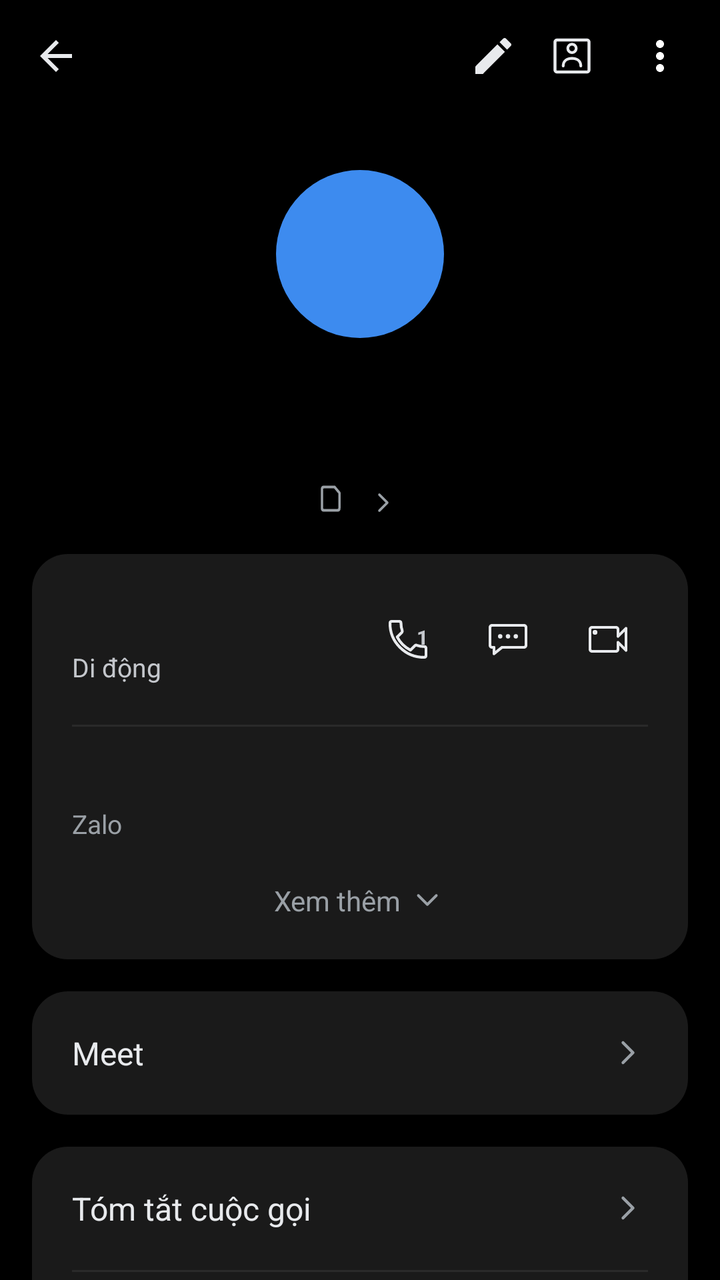
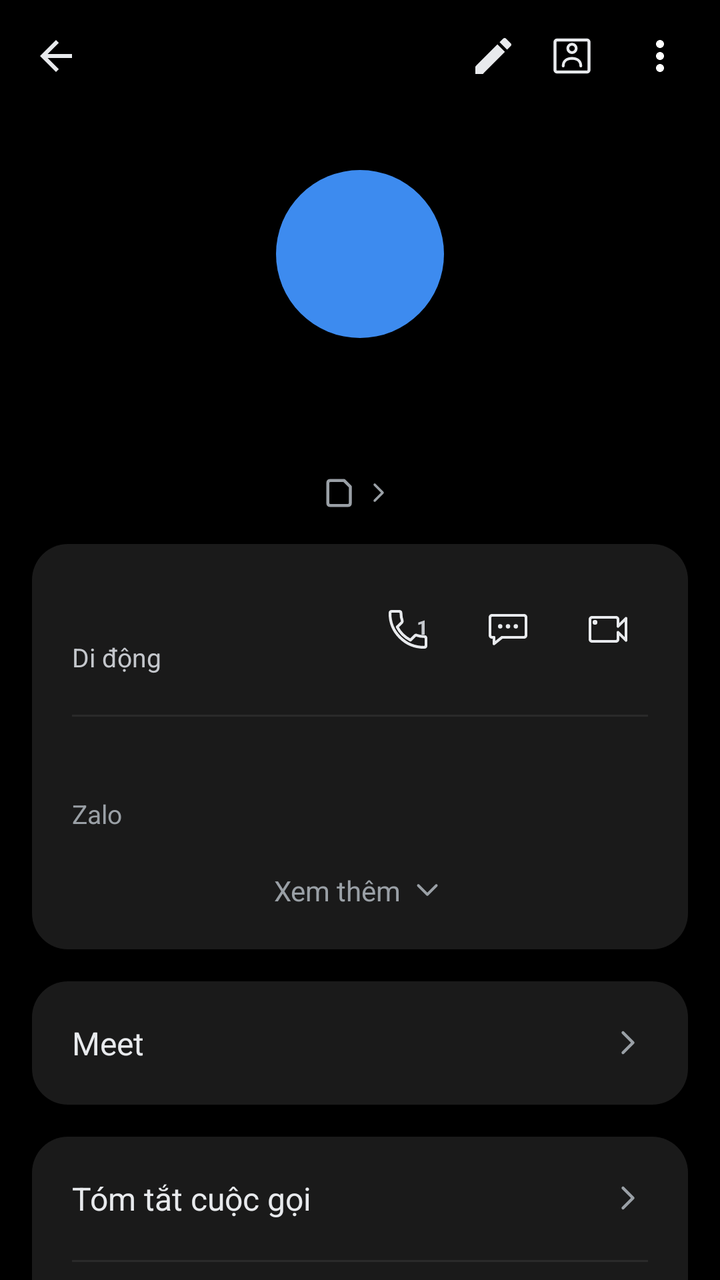

An Android layout rendered at two revisions. The XML below is the earlier revision; the diff shows what the commit changed to produce the second picture.
<!-- AndroidManifest.xml: application theme Theme.SimpleCall -->
<!-- res/layout/fragment_call_history.xml -->
<?xml version="1.0" encoding="utf-8"?>
<LinearLayout xmlns:android="http://schemas.android.com/apk/res/android"
    xmlns:app="http://schemas.android.com/apk/res-auto"
    android:layout_width="match_parent"
    android:layout_height="match_parent"
    android:orientation="vertical"
    android:background="@color/bg">

    
    <LinearLayout
        android:layout_width="match_parent" android:layout_height="56dp"
        android:orientation="horizontal" android:gravity="center_vertical"
        android:paddingStart="4dp" android:paddingEnd="8dp">

        <ImageButton android:id="@+id/btnBack"
            android:layout_width="48dp" android:layout_height="48dp"
            android:background="@android:color/transparent"
            android:src="@drawable/ic_arrow_back"
            android:contentDescription="Quay lại" />

        <Space android:layout_width="0dp" android:layout_height="1dp" android:layout_weight="1" />

        <ImageButton android:id="@+id/btnEdit"
            android:layout_width="35dp" android:layout_height="35dp"
            android:background="@android:color/transparent"
            android:src="@drawable/ic_edit"
            android:contentDescription="Sửa" />

        <ImageButton android:id="@+id/btnContactCard"
            android:layout_width="44dp" android:layout_height="44dp"
            android:background="@android:color/transparent"
            android:src="@drawable/ic_contact_card"
            android:contentDescription="Thẻ liên hệ" />

        <ImageButton android:id="@+id/btnMore"
            android:layout_width="44dp" android:layout_height="44dp"
            android:background="@android:color/transparent"
            android:src="@drawable/ic_more_vert"
            android:contentDescription="Thêm" />
    </LinearLayout>

    <ScrollView
        android:layout_width="match_parent" android:layout_height="0dp"
        android:layout_weight="1"
        android:clipToPadding="false"
        android:paddingBottom="24dp">

        <LinearLayout
            android:layout_width="match_parent" android:layout_height="wrap_content"
            android:orientation="vertical">

            
            <FrameLayout
                android:layout_width="84dp" android:layout_height="84dp"
                android:layout_gravity="center_horizontal"
                android:layout_marginTop="29dp">

                <TextView android:id="@+id/tvAvatar"
                    android:layout_width="84dp" android:layout_height="84dp"
                    android:layout_gravity="center"
                    android:background="@drawable/bg_avatar_circle"
                    android:gravity="center"
                    android:textSize="58sp" android:textColor="@color/white"
                    android:fontFamily="sans-serif-medium" />

                <ImageView android:id="@+id/ivDefaultAvatar"
                    android:layout_width="84dp" android:layout_height="84dp"
                    android:layout_gravity="center"
                    android:background="@drawable/bg_avatar_default"
                    android:src="@drawable/ic_person"
                    android:scaleType="fitCenter"
                    android:padding="4dp"
                    app:tint="@color/white"
                    android:visibility="gone"
                    android:contentDescription="@string/contact_photo" />
            </FrameLayout>

            
            <TextView android:id="@+id/tvTitle"
                android:layout_width="wrap_content" android:layout_height="wrap_content"
                android:layout_gravity="center_horizontal"
                android:layout_marginTop="8dp"
                android:layout_marginStart="32dp" android:layout_marginEnd="32dp"
                android:gravity="center"
                android:textSize="39sp"
                android:textColor="@color/text_primary"
                android:fontFamily="sans-serif" />

            
            <LinearLayout android:id="@+id/rowSimDefault"
                android:layout_width="wrap_content" android:layout_height="wrap_content"
                android:layout_gravity="center_horizontal"
                android:layout_marginTop="13dp"
                android:orientation="horizontal" android:gravity="center_vertical"
                android:clickable="true" android:focusable="true">

                <FrameLayout
                    android:layout_width="20dp" android:layout_height="18dp">

                    <TextView android:id="@+id/tvSimBadge"
                        android:layout_width="11.76dp" android:layout_height="14dp"
                        android:gravity="center"
                        android:background="@drawable/bg_sim_badge_light"
                        android:textSize="7sp" android:textColor="#9AA0A6" />
                </FrameLayout>

                <TextView android:id="@+id/tvSubtitle"
                    android:layout_width="wrap_content" android:layout_height="wrap_content"
                    android:layout_marginStart="1.5dp"
                    android:textSize="14sp" android:textColor="@color/text_secondary" />

                <ImageView
                    android:layout_width="16dp" android:layout_height="16dp"
                    android:layout_marginStart="2dp"
                    android:src="@drawable/ic_chevron_right" />
            </LinearLayout>

            
            <LinearLayout
                android:layout_width="match_parent" android:layout_height="wrap_content"
                android:layout_margin="16dp"
                android:orientation="vertical"
                android:background="@drawable/bg_card_rounded"
                android:padding="20dp">

                <LinearLayout
                    android:layout_width="match_parent" android:layout_height="wrap_content"
                    android:orientation="horizontal" android:gravity="center_vertical">

                    <LinearLayout
                        android:layout_width="0dp" android:layout_height="wrap_content"
                        android:layout_weight="1" android:orientation="vertical">

                        <TextView android:id="@+id/tvNumber"
                            android:layout_width="wrap_content" android:layout_height="wrap_content"
                            android:textSize="19sp" android:textColor="@color/text_primary" />

                        <TextView android:id="@+id/tvNumberType"
                            android:layout_width="wrap_content" android:layout_height="wrap_content"
                            android:layout_marginTop="2dp"
                            android:text="@string/number_type_mobile"
                            android:textSize="13sp" android:textColor="@color/text_medium" />
                    </LinearLayout>

                    
                    <FrameLayout
                        android:layout_width="40dp"
                        android:layout_height="40dp">
                        <ImageButton android:id="@+id/btnCallRow"
                            android:layout_width="match_parent"
                            android:layout_height="match_parent"
                            android:background="@android:color/transparent"
                            android:src="@drawable/ic_call_outline"
                            android:contentDescription="@string/call" />
                        
                        <TextView
                            android:id="@+id/tvCallSimNum"
                            android:layout_width="wrap_content"
                            android:layout_height="wrap_content"
                            android:layout_gravity="top|end"
                            android:layout_marginTop="12dp"
                            android:layout_marginEnd="10dp"
                            android:text="1"
                            android:textSize="10sp"
                            android:textStyle="bold"
                            android:textColor="@color/text_medium"
                            android:fontFamily="sans-serif-medium" />
                    </FrameLayout>

                    <ImageButton android:id="@+id/btnMessageRow"
                        android:layout_width="40dp" android:layout_height="40dp"
                        android:layout_marginStart="10dp"
                        android:background="@android:color/transparent"
                        android:src="@drawable/ic_message_outline"
                        android:contentDescription="Nhắn tin" />

                    <ImageButton android:id="@+id/btnVideoRow"
                        android:layout_width="40dp" android:layout_height="40dp"
                        android:layout_marginStart="10dp"
                        android:background="@android:color/transparent"
                        android:src="@drawable/ic_video_call_outline"
                        android:contentDescription="Video call" />
                </LinearLayout>

                <View android:id="@+id/divBeforeZalo"
                    android:layout_width="match_parent" android:layout_height="1dp"
                    android:layout_marginTop="20dp" android:layout_marginBottom="16dp"
                    android:background="@color/divider" />

                <LinearLayout android:id="@+id/rowZalo"
                    android:layout_width="match_parent" android:layout_height="wrap_content"
                    android:orientation="vertical"
                    android:clickable="true" android:focusable="true">

                    <TextView android:id="@+id/tvZalo"
                        android:layout_width="wrap_content" android:layout_height="wrap_content"
                        android:textSize="16sp" android:textColor="@color/text_primary" />

                    <TextView
                        android:layout_width="wrap_content" android:layout_height="wrap_content"
                        android:layout_marginTop="2dp"
                        android:text="Zalo"
                        android:textSize="13sp" android:textColor="@color/text_secondary" />
                </LinearLayout>

                <LinearLayout android:id="@+id/rowSeeMore"
                    android:layout_width="match_parent" android:layout_height="wrap_content"
                    android:layout_marginTop="20dp"
                    android:orientation="horizontal" android:gravity="center"
                    android:clickable="true" android:focusable="true">

                    <TextView
                        android:layout_width="wrap_content" android:layout_height="wrap_content"
                        android:text="Xem thêm"
                        android:textSize="14sp" android:textColor="@color/text_secondary" />

                    <ImageView
                        android:layout_width="18dp" android:layout_height="18dp"
                        android:layout_marginStart="4dp"
                        android:src="@drawable/ic_chevron_down" />
                </LinearLayout>
            </LinearLayout>

            
            <LinearLayout android:id="@+id/rowMeet"
                android:layout_width="match_parent" android:layout_height="wrap_content"
                android:layout_marginStart="16dp" android:layout_marginEnd="16dp"
                android:orientation="horizontal" android:gravity="center_vertical"
                android:background="@drawable/bg_card_rounded"
                android:padding="20dp"
                android:clickable="true" android:focusable="true">

                <TextView
                    android:layout_width="0dp" android:layout_height="wrap_content"
                    android:layout_weight="1"
                    android:text="Meet"
                    android:textSize="16sp" android:textColor="@color/text_primary" />

                <ImageView
                    android:layout_width="20dp" android:layout_height="20dp"
                    android:src="@drawable/ic_chevron_right" />
            </LinearLayout>

            
            <LinearLayout
                android:layout_width="match_parent" android:layout_height="wrap_content"
                android:layout_margin="16dp"
                android:orientation="vertical"
                android:background="@drawable/bg_card_rounded">

                <LinearLayout android:id="@+id/rowCallSummary"
                    android:layout_width="match_parent" android:layout_height="wrap_content"
                    android:orientation="horizontal" android:gravity="center_vertical"
                    android:padding="20dp"
                    android:clickable="true" android:focusable="true">

                    <TextView
                        android:layout_width="0dp" android:layout_height="wrap_content"
                        android:layout_weight="1"
                        android:text="Tóm tắt cuộc gọi"
                        android:textSize="16sp" android:textColor="@color/text_primary" />

                    <ImageView
                        android:layout_width="20dp" android:layout_height="20dp"
                        android:src="@drawable/ic_chevron_right" />
                </LinearLayout>

                <View
                    android:layout_width="match_parent" android:layout_height="1dp"
                    android:layout_marginStart="20dp" android:layout_marginEnd="20dp"
                    android:background="@color/divider" />

                <LinearLayout android:id="@+id/rowCallRecording"
                    android:layout_width="match_parent" android:layout_height="wrap_content"
                    android:orientation="horizontal" android:gravity="center_vertical"
                    android:padding="20dp"
                    android:clickable="true" android:focusable="true">

                    <TextView
                        android:layout_width="0dp" android:layout_height="wrap_content"
                        android:layout_weight="1"
                        android:text="Bản ghi âm cuộc gọi"
                        android:textSize="16sp" android:textColor="@color/text_primary" />

                    <ImageView
                        android:layout_width="20dp" android:layout_height="20dp"
                        android:src="@drawable/ic_chevron_right" />
                </LinearLayout>
            </LinearLayout>

            
            <LinearLayout android:id="@+id/cardAddContact"
                android:layout_width="match_parent" android:layout_height="wrap_content"
                android:layout_margin="16dp"
                android:orientation="vertical"
                android:background="@drawable/bg_card_rounded"
                android:visibility="gone">

                <LinearLayout android:id="@+id/rowCreateContact"
                    android:layout_width="match_parent" android:layout_height="wrap_content"
                    android:orientation="horizontal" android:gravity="center_vertical"
                    android:padding="20dp"
                    android:clickable="true" android:focusable="true">

                    <TextView
                        android:layout_width="0dp" android:layout_height="wrap_content"
                        android:layout_weight="1"
                        android:text="Tạo liên hệ mới"
                        android:textSize="16sp" android:textColor="@color/text_primary" />

                    <ImageView
                        android:layout_width="20dp" android:layout_height="20dp"
                        android:src="@drawable/ic_chevron_right" />
                </LinearLayout>

                <View
                    android:layout_width="match_parent" android:layout_height="1dp"
                    android:layout_marginStart="20dp" android:layout_marginEnd="20dp"
                    android:background="@color/divider" />

                <LinearLayout android:id="@+id/rowAddExisting"
                    android:layout_width="match_parent" android:layout_height="wrap_content"
                    android:orientation="horizontal" android:gravity="center_vertical"
                    android:padding="20dp"
                    android:clickable="true" android:focusable="true">

                    <TextView
                        android:layout_width="0dp" android:layout_height="wrap_content"
                        android:layout_weight="1"
                        android:text="Thêm vào liên lạc hiện có"
                        android:textSize="16sp" android:textColor="@color/text_primary" />

                    <ImageView
                        android:layout_width="20dp" android:layout_height="20dp"
                        android:src="@drawable/ic_chevron_right" />
                </LinearLayout>
            </LinearLayout>

            
            <LinearLayout
                android:layout_width="match_parent" android:layout_height="wrap_content"
                android:layout_marginStart="20dp" android:layout_marginEnd="12dp"
                android:layout_marginTop="8dp"
                android:orientation="horizontal" android:gravity="center_vertical">

                <TextView
                    android:layout_width="0dp" android:layout_height="wrap_content"
                    android:layout_weight="1"
                    android:text="Nhật ký cuộc gọi"
                    android:textSize="15sp" android:textColor="@color/text_secondary" />

                <TextView android:id="@+id/btnClearLog"
                    android:layout_width="wrap_content" android:layout_height="wrap_content"
                    android:text="Xóa"
                    android:textSize="15sp" android:textColor="@color/accent_blue"
                    android:padding="8dp"
                    android:clickable="true" android:focusable="true" />
            </LinearLayout>

            
            <LinearLayout android:id="@+id/llHistoryEntries"
                android:layout_width="match_parent" android:layout_height="wrap_content"
                android:layout_margin="16dp"
                android:orientation="vertical"
                android:background="@drawable/bg_card_rounded" />

        </LinearLayout>
    </ScrollView>
</LinearLayout>
<!-- resources referenced by this layout -->
<resources>
  <color name="accent_blue">#1A73E8</color>
  <color name="bg">#000000</color>
  <color name="divider">#2A2A2A</color>
  <color name="text_medium">#C4C7CC</color>
  <color name="text_primary">#E8EAED</color>
  <color name="text_secondary">#9AA0A6</color>
  <color name="white">#FFFFFF</color>
  <!-- drawable bg_avatar_circle (drawable) -->
  <?xml version="1.0" encoding="utf-8"?>
  <shape xmlns:android="http://schemas.android.com/apk/res/android"
      android:shape="oval">
      <solid android:color="@color/avatar_purple" />
  </shape>
  <!-- drawable bg_avatar_default (drawable) -->
  <?xml version="1.0" encoding="utf-8"?>
  <shape xmlns:android="http://schemas.android.com/apk/res/android"
      android:shape="oval">
      <solid android:color="@color/accent_blue" />
  </shape>
  <!-- drawable bg_card_rounded (drawable) -->
  <?xml version="1.0" encoding="utf-8"?>
  <shape xmlns:android="http://schemas.android.com/apk/res/android"
      android:shape="rectangle">
      <solid android:color="@color/detail_card_bg" />
      <corners android:radius="18dp" />
  </shape>
  <!-- drawable ic_arrow_back (drawable) -->
  <?xml version="1.0" encoding="utf-8"?>
  <vector xmlns:android="http://schemas.android.com/apk/res/android"
      android:width="24dp" android:height="24dp"
      android:viewportWidth="24" android:viewportHeight="24">
      
      <path android:fillColor="@color/text_primary"
          android:pathData="M20,11H7.83l5.59-5.59L12,4l-8,8 8,8 1.41-1.41L7.83,13H20v-2z"/>
  </vector>
  <!-- drawable ic_chevron_down (drawable) -->
  <?xml version="1.0" encoding="utf-8"?>
  <vector xmlns:android="http://schemas.android.com/apk/res/android"
      android:width="24dp" android:height="24dp"
      android:viewportWidth="24" android:viewportHeight="24">
      <path android:fillColor="#00000000"
          android:strokeColor="@color/text_secondary"
          android:strokeWidth="1.8"
          android:strokeLineCap="round"
          android:strokeLineJoin="round"
          android:pathData="M6,9 L12,15 L18,9"/>
  </vector>
  <!-- drawable ic_edit (drawable) -->
  <?xml version="1.0" encoding="utf-8"?>
  <vector xmlns:android="http://schemas.android.com/apk/res/android"
      android:width="24dp" android:height="24dp"
      android:viewportWidth="24" android:viewportHeight="24">
      <path android:fillColor="@color/text_primary"
          android:pathData="M3,17.25V21h3.75L17.81,9.94l-3.75,-3.75L3,17.25zM20.71,7.04c0.39,-0.39 0.39,-1.02 0,-1.41l-2.34,-2.34c-0.39,-0.39 -1.02,-0.39 -1.41,0l-1.83,1.83 3.75,3.75 1.83,-1.83z"/>
  </vector>
  <!-- drawable ic_more_vert (drawable) -->
  <?xml version="1.0" encoding="utf-8"?>
  <vector xmlns:android="http://schemas.android.com/apk/res/android"
      android:width="24dp" android:height="24dp"
      android:viewportWidth="24" android:viewportHeight="24">
      <path android:fillColor="#FFFFFF"
          android:pathData="M12,8c1.1,0 2,-0.9 2,-2s-0.9,-2 -2,-2 -2,0.9 -2,2 0.9,2 2,2zM12,10c-1.1,0 -2,0.9 -2,2s0.9,2 2,2 2,-0.9 2,-2 -0.9,-2 -2,-2zM12,16c-1.1,0 -2,0.9 -2,2s0.9,2 2,2 2,-0.9 2,-2 -0.9,-2 -2,-2z"/>
  </vector>
  <!-- drawable ic_person (drawable) -->
  <?xml version="1.0" encoding="utf-8"?>
  <vector xmlns:android="http://schemas.android.com/apk/res/android"
      android:width="24dp" android:height="24dp"
      android:viewportWidth="24" android:viewportHeight="24">
      <path android:fillColor="#FFFFFFFF"
          android:pathData="M12,12c2.21,0 4,-1.79 4,-4s-1.79,-4 -4,-4 -4,1.79 -4,4 1.79,4 4,4zM12,14c-2.67,0 -8,1.34 -8,4v2h16v-2c0,-2.66 -5.33,-4 -8,-4z"/>
  </vector>
  <string name="call">Gọi</string>
  <string name="contact_photo">Ảnh liên hệ</string>
  <string name="number_type_mobile">Di động</string>
  <color name="avatar_purple">#3D8BEF</color>
  <color name="detail_card_bg">#1A1A1A</color>
  <color name="primary">#1E8E3E</color>
  <color name="primary_dark">#137333</color>
  <!-- unchanged entries left out for length: 7 -->
</resources>

<!-- the commit's change to res/layout/fragment_call_history.xml (unified diff, before → after) -->
@@ -90,15 +90,15 @@
             <LinearLayout android:id="@+id/rowSimDefault"
                 android:layout_width="wrap_content" android:layout_height="wrap_content"
                 android:layout_gravity="center_horizontal"
-                android:layout_marginTop="13dp"
+                android:layout_marginTop="8dp"
                 android:orientation="horizontal" android:gravity="center_vertical"
                 android:clickable="true" android:focusable="true">
 
                 <FrameLayout
-                    android:layout_width="20dp" android:layout_height="18dp">
+                    android:layout_width="15dp" android:layout_height="15dp">
 
                     <TextView android:id="@+id/tvSimBadge"
-                        android:layout_width="11.76dp" android:layout_height="14dp"
+                        android:layout_width="15dp" android:layout_height="15dp"
                         android:gravity="center"
                         android:background="@drawable/bg_sim_badge_light"
                         android:textSize="7sp" android:textColor="#9AA0A6" />
